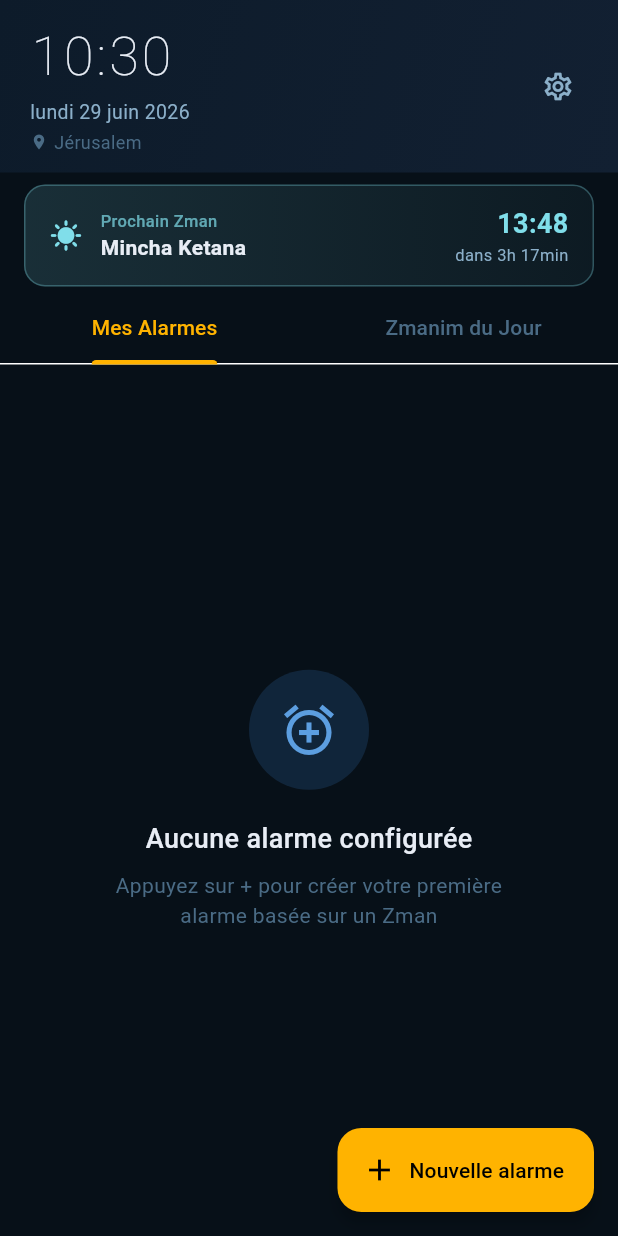
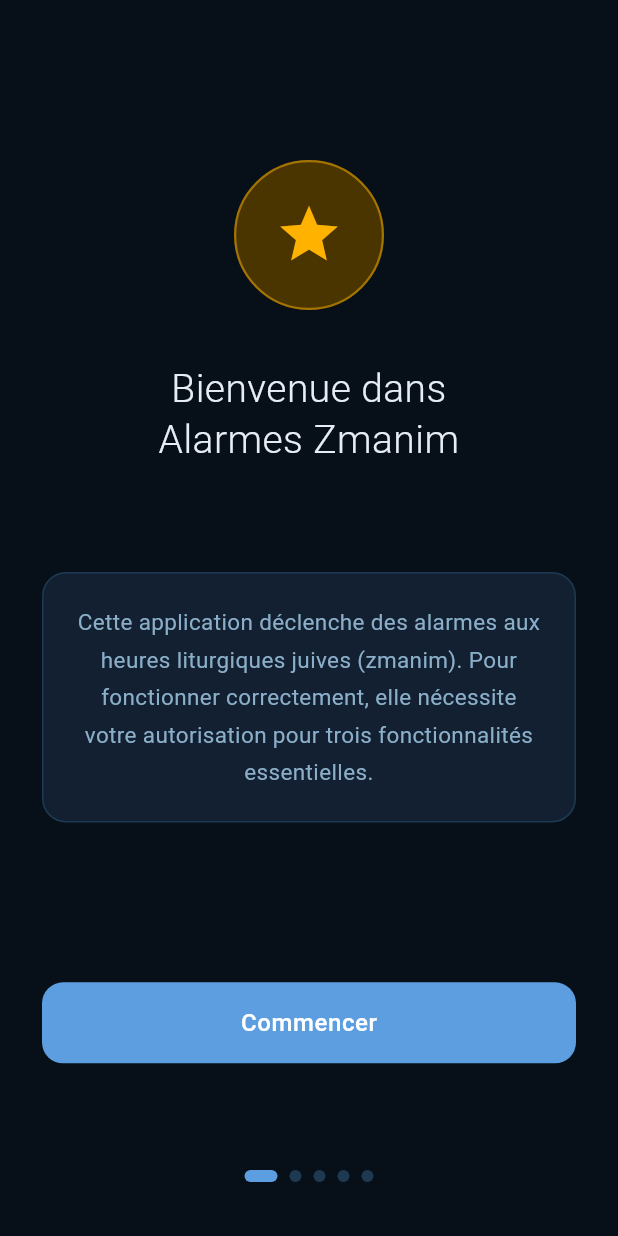
Before and after one commit to hchirit/zmanim-alarm, a Flutter app: the screen it shows after launch, on a phone screen of 412 x 824 dp. Run offline on Flutter 3.47's test engine with Material 3 defaults, Android fonts, the phone set to English and light mode, and no system bars; our stand-ins replace audioplayers, geolocator, permission_handler, shared_preferences, sqflite; missing offline and left inert: alarm, file_selector; accounts and stored records are empty; statements that could not run were skipped.

Commit message:
feat: onboarding au premier lancement avec explications de permissions
Nouvel OnboardingScreen en 5 etapes (PageView anime):
  Bienvenue, Notifications, Alarmes precises, Arriere-plan, Termine.
Chaque etape explique la permission avant de la demander.
Detectionpremier lancement via SharedPreferences (onboarding_done).
GPS auto differe apres l onboarding pour eviter une dialog parasite.
Textes i18n complets FR/EN/HE.

Co-Authored-By: Claude Sonnet 4.6 <noreply@anthropic.com>

```diff
--- a/lib/l10n/app_localizations.dart
+++ b/lib/l10n/app_localizations.dart
@@ -254,6 +254,65 @@ class AppLocalizations {
   // ── Écran Zmanim ─────────────────────────────────────────────────────────────
   String get today => _t("Aujourd'hui", 'Today', 'היום');
   String get next => _t('Suivant', 'Next', 'הבא');
+
+  // ── Onboarding ───────────────────────────────────────────────────────────────
+  String get onboardingWelcomeTitle => _t(
+    'Bienvenue dans\nAlarmes Zmanim',
+    'Welcome to\nZmanim Alarms',
+    'ברוכים הבאים\nלאזעקות זמנים',
+  );
+  String get onboardingWelcomeBody => _t(
+    'Cette application déclenche des alarmes aux heures liturgiques juives (zmanim). Pour fonctionner correctement, elle nécessite votre autorisation pour trois fonctionnalités essentielles.',
+    'This app triggers alarms at Jewish prayer times (zmanim). To work properly, it needs your permission for three essential features.',
+    'אפליקציה זו מפעילה אזעקות בזמני התפילה היהודיים (זמנים). כדי לפעול כראוי, היא זקוקה לאישורך לשלוש תכונות חיוניות.',
+  );
+  String get onboardingWelcomeBtn =>
+      _t('Commencer', 'Get started', 'בואו נתחיל');
+
+  String get onboardingNotifTitle =>
+      _t('Notifications', 'Notifications', 'התראות');
+  String get onboardingNotifBody => _t(
+    'Les alarmes s\'affichent sous forme de notifications sur votre écran. Sans cette autorisation, vous ne serez pas alerté à l\'heure des prières.',
+    'Alarms appear as notifications on your screen. Without this permission, you won\'t be alerted at prayer times.',
+    'אזעקות מוצגות כהתראות על המסך. ללא הרשאה זו, לא תקבל התראה בזמני התפילה.',
+  );
+  String get onboardingNotifBtn =>
+      _t('Activer les notifications', 'Enable notifications', 'אפשר התראות');
+
+  String get onboardingAlarmTitle =>
+      _t('Alarmes précises', 'Precise alarms', 'אזעקות מדויקות');
+  String get onboardingAlarmBody => _t(
+    'Android doit pouvoir déclencher vos alarmes à l\'heure exacte des zmanim, même lorsque le téléphone est en veille depuis longtemps. Sans cette autorisation, les alarmes peuvent sonner en retard.',
+    'Android must be able to trigger your alarms at the exact zmanim time, even when the phone has been asleep for a long time. Without this, alarms may ring late.',
+    'אנדרואיד צריך להיות מסוגל להפעיל את האזעקות בזמן המדויק של הזמנים, גם כשהטלפון ישן זמן רב. ללא הרשאה זו, האזעקות עלולות לצלצל באיחור.',
+  );
+  String get onboardingAlarmBtn => _t(
+    'Autoriser les alarmes précises',
+    'Allow precise alarms',
+    'אפשר אזעקות מדויקות',
+  );
+
+  String get onboardingBatteryTitle =>
+      _t('Fonctionnement en arrière-plan', 'Background operation', 'פעולה ברקע');
+  String get onboardingBatteryBody => _t(
+    'Sur Xiaomi, Samsung et d\'autres appareils, le système peut fermer l\'application pour économiser la batterie — empêchant vos alarmes de sonner. Désactivez cette restriction pour garantir un réveil fiable.',
+    'On Xiaomi, Samsung, and other devices, the system may kill the app to save battery — preventing your alarms from ringing. Disable this restriction to ensure reliable wake-ups.',
+    'במכשירי שיאומי, סמסונג ואחרים, המערכת עלולה לסגור את האפליקציה לחיסכון בסוללה — ולמנוע מהאזעקות לצלצל. בטל הגבלה זו להבטחת אזעקות אמינות.',
+  );
+  String get onboardingBatteryBtn =>
+      _t('Désactiver les restrictions', 'Disable restrictions', 'בטל הגבלות');
+
+  String get onboardingDoneTitle =>
+      _t('Tout est prêt !', 'All set!', 'הכל מוכן!');
+  String get onboardingDoneBody => _t(
+    'Vos alarmes zmanim sont prêtes à fonctionner. Vous pouvez modifier ces autorisations à tout moment dans les paramètres de votre téléphone.',
+    'Your zmanim alarms are ready to go. You can change these permissions at any time in your phone\'s settings.',
+    'אזעקות הזמנים שלך מוכנות לפעולה. ניתן לשנות הרשאות אלו בכל עת בהגדרות הטלפון.',
+  );
+  String get onboardingDoneBtn => _t('Commencer', 'Start', 'התחל');
+
+  String get onboardingStepOf =>
+      _t('Étape', 'Step', 'שלב'); // usage: "Étape 1 / 3"
 }
 
 class _AppLocalizationsDelegate
--- a/lib/main.dart
+++ b/lib/main.dart
@@ -2,11 +2,13 @@ import 'package:flutter/material.dart';
 import 'package:flutter/services.dart';
 import 'package:intl/date_symbol_data_local.dart';
 import 'package:provider/provider.dart';
+import 'package:shared_preferences/shared_preferences.dart';
 import 'l10n/app_localizations.dart';
 import 'providers/alarm_provider.dart';
 import 'providers/settings_provider.dart';
 import 'screens/alarm_screen.dart';
 import 'screens/home_screen.dart';
+import 'screens/onboarding_screen.dart';
 import 'services/alarm_service.dart';
 import 'theme/app_theme.dart';
 
@@ -16,10 +18,6 @@ void main() async {
   await initializeDateFormatting('fr_FR', null);
   await initializeDateFormatting('en_US', null);
   await initializeDateFormatting('he', null);
-
-  await AlarmService.instance.requestNotificationPermission();
-  await AlarmService.instance.requestExactAlarmPermission();
-  await AlarmService.instance.requestBatteryExemption();
 
   await SystemChrome.setPreferredOrientations([
     DeviceOrientation.portraitUp,
@@ -91,6 +89,7 @@ class _AppStartup extends StatefulWidget {
 
 class _AppStartupState extends State<_AppStartup> {
   bool _ready = false;
+  bool _showOnboarding = false;
 
   @override
   void initState() {
@@ -102,7 +101,6 @@ class _AppStartupState extends State<_AppStartup> {
     await AlarmService.instance.initialize();
 
     final settingsProvider = context.read<SettingsProvider>();
-    final alarmProvider = context.read<AlarmProvider>();
 
     await Future.delayed(const Duration(milliseconds: 100));
 
@@ -113,14 +111,34 @@ class _AppStartupState extends State<_AppStartup> {
       });
     }
 
+    final prefs = await SharedPreferences.getInstance();
+    final onboardingDone = prefs.getBool('onboarding_done') ?? false;
+
+    if (!onboardingDone) {
+      if (mounted) setState(() => _showOnboarding = true);
+      return;
+    }
+
+    await _finishStartup();
+  }
+
+  Future<void> _finishStartup() async {
+    final alarmProvider = context.read<AlarmProvider>();
+    final settingsProvider = context.read<SettingsProvider>();
     await alarmProvider.loadAlarms();
     await alarmProvider.rescheduleAll();
-
-    if (mounted) setState(() => _ready = true);
+    if (mounted) setState(() { _ready = true; _showOnboarding = false; });
+    // Refresh GPS after UI is shown — évite une dialog GPS pendant l'onboarding
+    if (settingsProvider.useGPS) {
+      settingsProvider.refreshGPSLocation();
+    }
   }
 
   @override
   Widget build(BuildContext context) {
+    if (_showOnboarding) {
+      return OnboardingScreen(onComplete: _finishStartup);
+    }
     return _ready ? const HomeScreen() : _buildSplash();
   }
 
--- a/lib/providers/settings_provider.dart
+++ b/lib/providers/settings_provider.dart
@@ -25,10 +25,6 @@ class SettingsProvider extends ChangeNotifier {
     _location = await _locationSvc.getSavedLocation();
     _loaded = true;
     notifyListeners();
-
-    if (_useGPS) {
-      await refreshGPSLocation();
-    }
   }
 
   Future<void> refreshGPSLocation() async {
--- /dev/null
+++ b/lib/screens/onboarding_screen.dart
@@ -0,0 +1,325 @@
+import 'dart:async';
+import 'package:flutter/material.dart';
+import 'package:shared_preferences/shared_preferences.dart';
+import '../l10n/app_localizations.dart';
+import '../services/alarm_service.dart';
+import '../theme/app_theme.dart';
+
+class OnboardingScreen extends StatefulWidget {
+  final Future<void> Function() onComplete;
+  const OnboardingScreen({super.key, required this.onComplete});
+
+  @override
+  State<OnboardingScreen> createState() => _OnboardingScreenState();
+}
+
+class _OnboardingScreenState extends State<OnboardingScreen> {
+  final _controller = PageController();
+  int _page = 0;
+  bool _requesting = false;
+
+  Future<void> _doRequest(Future Function() fn) async {
+    if (_requesting) return;
+    setState(() => _requesting = true);
+    try {
+      await fn();
+    } finally {
+      if (mounted) {
+        setState(() => _requesting = false);
+        _next();
+      }
+    }
+  }
+
+  void _next() {
+    _controller.nextPage(
+      duration: const Duration(milliseconds: 380),
+      curve: Curves.easeInOut,
+    );
+  }
+
+  Future<void> _complete() async {
+    final prefs = await SharedPreferences.getInstance();
+    await prefs.setBool('onboarding_done', true);
+    await widget.onComplete();
+  }
+
+  @override
+  Widget build(BuildContext context) {
+    final l10n = AppLocalizations.of(context);
+
+    final steps = <_StepData>[
+      _StepData(
+        icon: Icons.star,
+        iconColor: AppTheme.gold,
+        bgColor: AppTheme.goldDark,
+        title: l10n.onboardingWelcomeTitle,
+        body: l10n.onboardingWelcomeBody,
+        btnLabel: l10n.onboardingWelcomeBtn,
+        onBtn: _next,
+        isPermission: false,
+      ),
+      _StepData(
+        icon: Icons.notifications_active_outlined,
+        iconColor: const Color(0xFFFFB74D),
+        bgColor: const Color(0xFF3D2A00),
+        title: l10n.onboardingNotifTitle,
+        body: l10n.onboardingNotifBody,
+        btnLabel: l10n.onboardingNotifBtn,
+        onBtn: () =>
+            _doRequest(() => AlarmService.instance.requestNotificationPermission()),
+        isPermission: true,
+        stepIndex: 1,
+      ),
+      _StepData(
+        icon: Icons.alarm,
+        iconColor: AppTheme.primaryBlue,
+        bgColor: AppTheme.primaryDark,
+        title: l10n.onboardingAlarmTitle,
+        body: l10n.onboardingAlarmBody,
+        btnLabel: l10n.onboardingAlarmBtn,
+        onBtn: () =>
+            _doRequest(() => AlarmService.instance.requestExactAlarmPermission()),
+        isPermission: true,
+        stepIndex: 2,
+      ),
+      _StepData(
+        icon: Icons.battery_saver_outlined,
+        iconColor: const Color(0xFF66BB6A),
+        bgColor: const Color(0xFF1B3A1C),
+        title: l10n.onboardingBatteryTitle,
+        body: l10n.onboardingBatteryBody,
+        btnLabel: l10n.onboardingBatteryBtn,
+        onBtn: () =>
+            _doRequest(() => AlarmService.instance.requestBatteryExemption()),
+        isPermission: true,
+        stepIndex: 3,
+      ),
+      _StepData(
+        icon: Icons.check_circle_outline,
+        iconColor: const Color(0xFF66BB6A),
+        bgColor: const Color(0xFF1B3A1C),
+        title: l10n.onboardingDoneTitle,
+        body: l10n.onboardingDoneBody,
+        btnLabel: l10n.onboardingDoneBtn,
+        onBtn: _complete,
+        isPermission: false,
+      ),
+    ];
+
+    return Scaffold(
+      backgroundColor: AppTheme.backgroundDark,
+      body: SafeArea(
+        child: Column(
+          children: [
+            Expanded(
+              child: PageView.builder(
+                controller: _controller,
+                physics: const NeverScrollableScrollPhysics(),
+                onPageChanged: (i) => setState(() => _page = i),
+                itemCount: steps.length,
+                itemBuilder: (context, i) => _StepPage(
+                  data: steps[i],
+                  loading: _requesting && steps[i].isPermission,
+                  totalPermissions: 3,
+                ),
+              ),
+            ),
+            _ProgressDots(count: steps.length, current: _page),
+            const SizedBox(height: 36),
+          ],
+        ),
+      ),
+    );
+  }
+}
+
+// ─── Données d'une étape ─────────────────────────────────────────────────────
+
+class _StepData {
+  final IconData icon;
+  final Color iconColor;
+  final Color bgColor;
+  final String title;
+  final String body;
+  final String btnLabel;
+  final VoidCallback onBtn;
+  final bool isPermission;
+  final int? stepIndex; // 1-3 pour les étapes de permission
+
+  const _StepData({
+    required this.icon,
+    required this.iconColor,
+    required this.bgColor,
+    required this.title,
+    required this.body,
+    required this.btnLabel,
+    required this.onBtn,
+    required this.isPermission,
+    this.stepIndex,
+  });
+}
+
+// ─── Page d'une étape ────────────────────────────────────────────────────────
+
+class _StepPage extends StatelessWidget {
+  final _StepData data;
+  final bool loading;
+  final int totalPermissions;
+
+  const _StepPage({
+    required this.data,
+    required this.loading,
+    required this.totalPermissions,
+  });
+
+  @override
+  Widget build(BuildContext context) {
+    final isRtl = Directionality.of(context) == TextDirection.rtl;
+    return Padding(
+      padding: const EdgeInsets.symmetric(horizontal: 28),
+      child: Column(
+        crossAxisAlignment: CrossAxisAlignment.center,
+        children: [
+          const Spacer(flex: 3),
+
+          // Icône dans un cercle coloré
+          Container(
+            width: 100,
+            height: 100,
+            decoration: BoxDecoration(
+              shape: BoxShape.circle,
+              color: data.bgColor,
+              border: Border.all(
+                color: data.iconColor.withValues(alpha: 0.5),
+                width: 1.5,
+              ),
+            ),
+            child: Icon(data.icon, size: 46, color: data.iconColor),
+          ),
+
+          // Indicateur d'étape (ex. "1 / 3") pour les permissions
+          if (data.stepIndex != null) ...[
+            const SizedBox(height: 12),
+            Text(
+              '${data.stepIndex} / $totalPermissions',
+              style: const TextStyle(
+                color: Color(0xFF4A6B85),
+                fontSize: 12,
+                letterSpacing: 1.5,
+              ),
+            ),
+          ],
+
+          const Spacer(flex: 1),
+
+          // Titre
+          Text(
+            data.title,
+            textAlign: TextAlign.center,
+            style: const TextStyle(
+              color: AppTheme.onSurface,
+              fontSize: 26,
+              fontWeight: FontWeight.w300,
+              letterSpacing: 0.3,
+              height: 1.3,
+            ),
+          ),
+
+          const Spacer(flex: 2),
+
+          // Corps dans une carte
+          Container(
+            width: double.infinity,
+            padding: const EdgeInsets.symmetric(horizontal: 22, vertical: 20),
+            decoration: BoxDecoration(
+              color: AppTheme.cardDark,
+              borderRadius: BorderRadius.circular(16),
+              border: Border.all(color: const Color(0xFF1E3A52)),
+            ),
+            child: Text(
+              data.body,
+              textAlign: isRtl ? TextAlign.right : TextAlign.center,
+              style: const TextStyle(
+                color: Color(0xFF8BAFC9),
+                fontSize: 15,
+                height: 1.65,
+              ),
+            ),
+          ),
+
+          const Spacer(flex: 3),
+
+          // Bouton
+          SizedBox(
+            width: double.infinity,
+            height: 54,
+            child: ElevatedButton(
+              onPressed: loading ? null : data.onBtn,
+              style: ElevatedButton.styleFrom(
+                backgroundColor: AppTheme.primaryBlue,
+                foregroundColor: Colors.white,
+                disabledBackgroundColor:
+                    AppTheme.primaryBlue.withValues(alpha: 0.5),
+                shape: RoundedRectangleBorder(
+                  borderRadius: BorderRadius.circular(14),
+                ),
+                elevation: 0,
+              ),
+              child: loading
+                  ? const SizedBox(
+                      width: 22,
+                      height: 22,
+                      child: CircularProgressIndicator(
+                        strokeWidth: 2.5,
+                        valueColor:
+                            AlwaysStoppedAnimation<Color>(Colors.white),
+                      ),
+                    )
+                  : Text(
+                      data.btnLabel,
+                      style: const TextStyle(
+                        fontSize: 16,
+                        fontWeight: FontWeight.w500,
+                        letterSpacing: 0.4,
+                      ),
+                    ),
+            ),
+          ),
+
+          const Spacer(flex: 2),
+        ],
+      ),
+    );
+  }
+}
+
+// ─── Points de progression ───────────────────────────────────────────────────
+
+class _ProgressDots extends StatelessWidget {
+  final int count;
+  final int current;
+  const _ProgressDots({required this.count, required this.current});
+
+  @override
+  Widget build(BuildContext context) {
+    return Row(
+      mainAxisAlignment: MainAxisAlignment.center,
+      children: List.generate(count, (i) {
+        final active = i == current;
+        return AnimatedContainer(
+          duration: const Duration(milliseconds: 280),
+          margin: const EdgeInsets.symmetric(horizontal: 4),
+          width: active ? 22 : 8,
+          height: 8,
+          decoration: BoxDecoration(
+            color: active
+                ? AppTheme.primaryBlue
+                : const Color(0xFF1E3A52),
+            borderRadius: BorderRadius.circular(4),
+          ),
+        );
+      }),
+    );
+  }
+}
```
